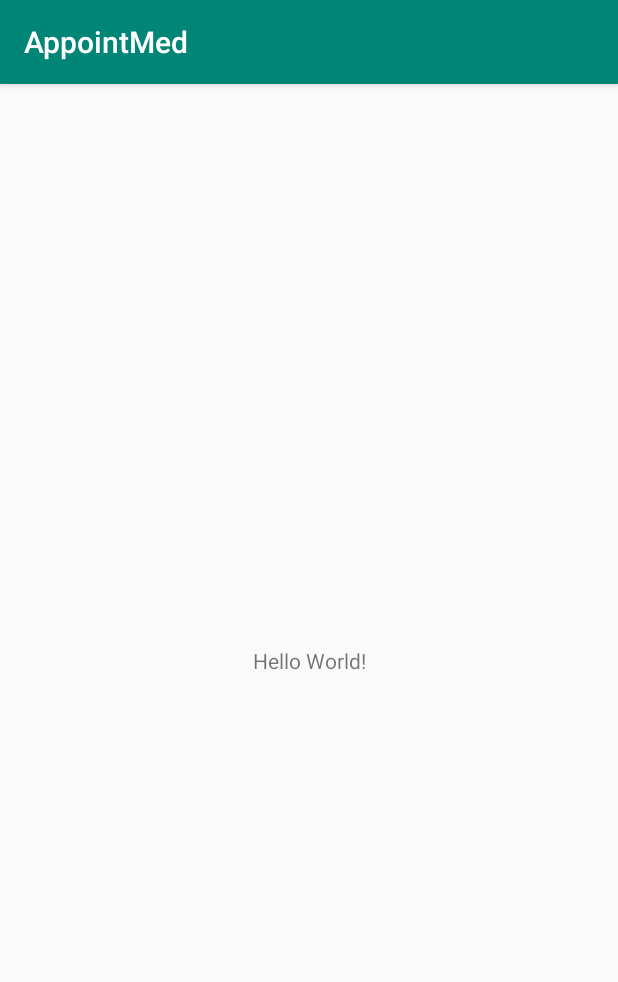
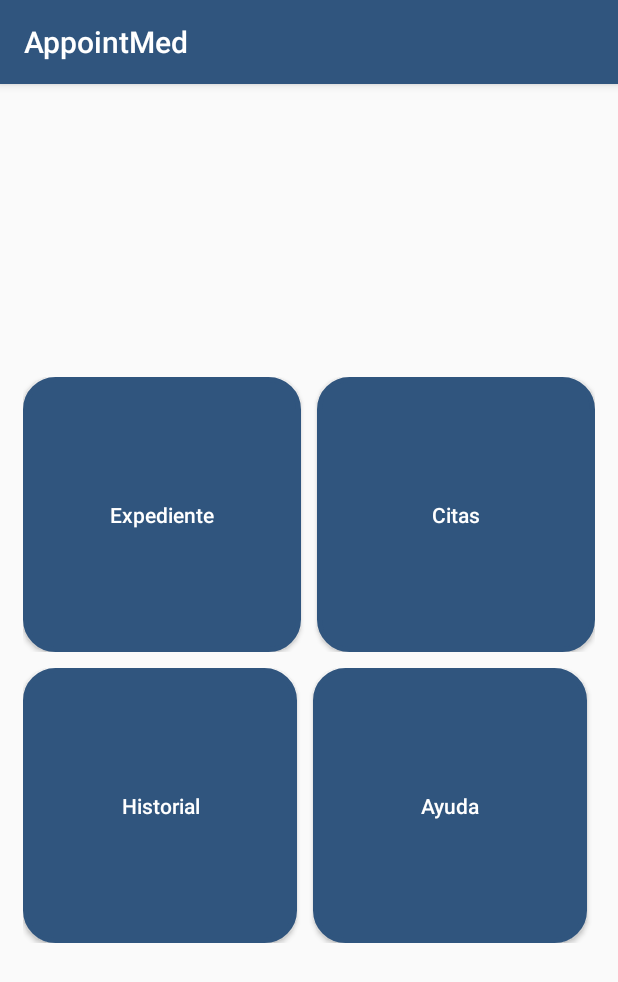
Before and after one commit to Nano4697/AppointMed, an Android app: the screen it shows after launch (MainActivity), on a phone screen of 412 x 824 dp. Shown: the top 982 px of the screen. Run offline under Robolectric (Android 15) with nearby library versions, the phone set to English and light mode, and no system bars.

Commit message:
Basic main menu

```diff
--- /dev/null
+++ b/app/src/main/res/drawable/button_style.xml
@@ -0,0 +1,7 @@
+<?xml version="1.0" encoding="utf-8"?>
+<shape xmlns:android="http://schemas.android.com/apk/res/android"
+    android:shape="rectangle">
+    <corners android:radius="20dp" />
+    <solid android:color="@color/colorPrimary"></solid>
+    <stroke android:width="5px" android:color="@color/colorPrimary" />
+</shape>
--- a/app/src/main/res/layout/activity_main.xml
+++ b/app/src/main/res/layout/activity_main.xml
@@ -1,18 +1,74 @@
 <?xml version="1.0" encoding="utf-8"?>
 <android.support.constraint.ConstraintLayout xmlns:android="http://schemas.android.com/apk/res/android"
-    xmlns:app="http://schemas.android.com/apk/res-auto"
     xmlns:tools="http://schemas.android.com/tools"
     android:layout_width="match_parent"
     android:layout_height="match_parent"
     tools:context=".MainActivity">
 
-    <TextView
-        android:layout_width="wrap_content"
-        android:layout_height="wrap_content"
-        android:text="Hello World!"
-        app:layout_constraintBottom_toBottomOf="parent"
-        app:layout_constraintLeft_toLeftOf="parent"
-        app:layout_constraintRight_toRightOf="parent"
-        app:layout_constraintTop_toTopOf="parent" />
+    <TableLayout
+        android:layout_marginStart="15sp"
+        android:layout_marginEnd="15sp"
+        android:layout_width="match_parent"
+        android:layout_height="match_parent"
+        android:layout_marginTop="60dp"
+        android:layout_marginBottom="60dp">
+        <TableRow
+            android:layout_height="0dp"
+            android:layout_weight="1"/>
+        <TableRow
+            android:layout_height="0dp"
+            android:layout_weight="1"
+            android:layout_marginBottom="5dp">
+            <Button
+                android:layout_width="0dp"
+                android:layout_height="match_parent"
+                android:text="@string/expediente"
+                android:textAllCaps="false"
+                android:layout_weight="1"
+                android:background="@drawable/button_style"
+                android:textColor="@color/colorText"
+                android:layout_marginEnd="5dp"
+                />
+            <Button
+                android:layout_width="0dp"
+                android:layout_height="match_parent"
+                android:text="@string/citas"
+                android:textAllCaps="false"
+                android:layout_weight="1"
+                android:background="@drawable/button_style"
+                android:textColor="@color/colorText"
+                android:layout_marginStart="5dp"
+                />
+        </TableRow>
+        <TableRow
+            android:layout_height="0dp"
+            android:layout_weight="1"
+            android:layout_marginTop="5dp">
+            <Button
+                android:layout_width="0dp"
+                android:layout_height="match_parent"
+                android:text="@string/historial"
+                android:textAllCaps="false"
+                android:layout_weight="1"
+                android:background="@drawable/button_style"
+                android:textColor="@color/colorText"
+                android:layout_marginEnd="5dp"
+                />
+            <Button
+                android:layout_width="0dp"
+                android:layout_height="match_parent"
+                android:text="@string/ayuda"
+                android:textAllCaps="false"
+                android:layout_marginStart="5sp"
+                android:layout_weight="1"
+                android:background="@drawable/button_style"
+                android:textColor="@color/colorText"
+                android:layout_marginEnd="5dp"
+                />
+        </TableRow>
+        <TableRow
+            android:layout_height="0dp"
+            android:layout_weight="1"/>
+    </TableLayout>
 
 </android.support.constraint.ConstraintLayout>
--- a/app/src/main/res/values/colors.xml
+++ b/app/src/main/res/values/colors.xml
@@ -1,6 +1,7 @@
 <?xml version="1.0" encoding="utf-8"?>
 <resources>
-    <color name="colorPrimary">#008577</color>
+    <color name="colorPrimary">#30557E</color>
     <color name="colorPrimaryDark">#00574B</color>
     <color name="colorAccent">#D81B60</color>
+    <color name="colorText">#FFF</color>
 </resources>
--- a/app/src/main/res/values/strings.xml
+++ b/app/src/main/res/values/strings.xml
@@ -1,3 +1,7 @@
 <resources>
     <string name="app_name">AppointMed</string>
+    <string name="expediente">Expediente</string>
+    <string name="citas">Citas</string>
+    <string name="historial">Historial</string>
+    <string name="ayuda">Ayuda</string>
 </resources>
```
